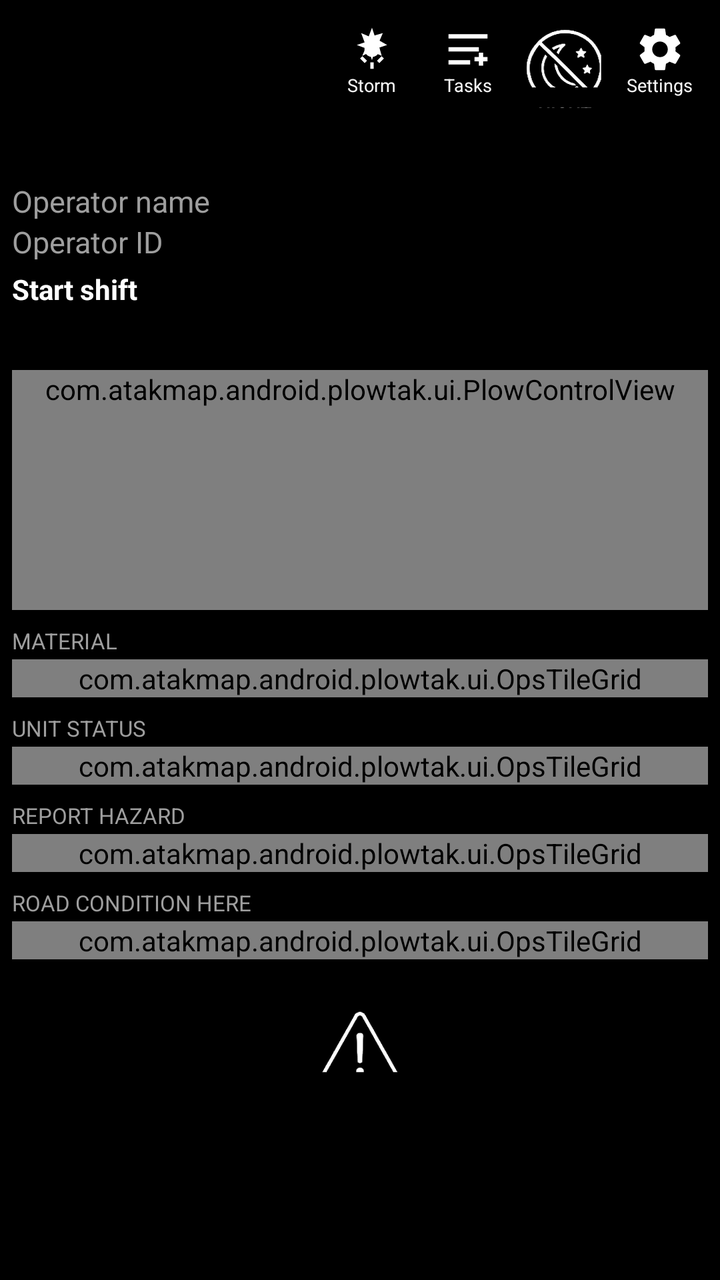
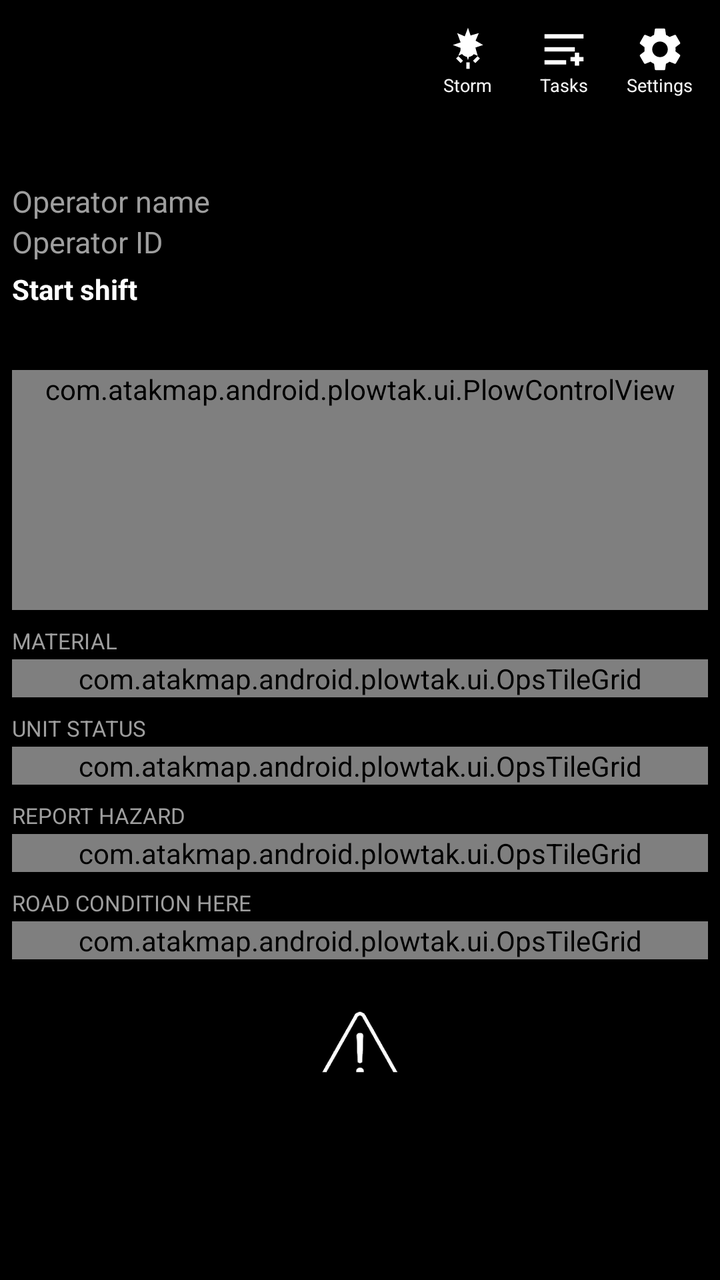

Before-and-after screenshots of an Android layout around one commit, followed by the original layout XML and the change that was made.
<!-- AndroidManifest.xml: application theme ATAKPluginTheme -->
<!-- res/layout/panel_driver.xml -->
<?xml version="1.0" encoding="utf-8"?>
<ScrollView xmlns:android="http://schemas.android.com/apk/res/android"
    android:layout_width="match_parent"
    android:layout_height="match_parent"
    android:background="@color/plowtak_bg"
    android:fillViewport="true">

    <LinearLayout
        android:layout_width="match_parent"
        android:layout_height="wrap_content"
        android:orientation="vertical"
        android:padding="6dp">

        
        <LinearLayout
            android:layout_width="match_parent"
            android:layout_height="wrap_content"
            android:gravity="center_vertical"
            android:orientation="horizontal">

            <TextView
                android:id="@+id/driver_header"
                android:layout_width="0dp"
                android:layout_height="wrap_content"
                android:layout_weight="1"
                android:ellipsize="end"
                android:maxLines="1"
                android:textColor="@color/plowtak_text"
                android:textSize="15sp"
                android:textStyle="bold" />

            <LinearLayout
                android:id="@+id/driver_storm_btn"
                android:layout_width="48dp"
                android:layout_height="48dp"
                android:background="?android:attr/selectableItemBackground"
                android:gravity="center"
                android:orientation="vertical">

                <ImageView
                    android:layout_width="26dp"
                    android:layout_height="26dp"
                    android:contentDescription="@string/driver_storm_label"
                    android:src="@drawable/ic_plowtak_storm" />

                <TextView
                    android:layout_width="wrap_content"
                    android:layout_height="wrap_content"
                    android:includeFontPadding="false"
                    android:text="@string/driver_storm_label"
                    android:textColor="@color/plowtak_text"
                    android:textSize="9sp" />
            </LinearLayout>

            <LinearLayout
                android:id="@+id/driver_tasks_btn"
                android:layout_width="48dp"
                android:layout_height="48dp"
                android:background="?android:attr/selectableItemBackground"
                android:gravity="center"
                android:orientation="vertical">

                <ImageView
                    android:layout_width="26dp"
                    android:layout_height="26dp"
                    android:contentDescription="@string/driver_tasks_label"
                    android:src="@drawable/ic_plowtak_tasks" />

                <TextView
                    android:layout_width="wrap_content"
                    android:layout_height="wrap_content"
                    android:includeFontPadding="false"
                    android:text="@string/driver_tasks_label"
                    android:textColor="@color/plowtak_text"
                    android:textSize="9sp" />
            </LinearLayout>

            <ToggleButton
                android:id="@+id/driver_night_toggle"
                android:layout_width="48dp"
                android:layout_height="48dp"
                android:background="@android:color/transparent"
                android:drawableTop="@drawable/ic_ops_night_off"
                android:drawablePadding="0dp"
                android:gravity="center"
                android:paddingTop="2dp"
                android:textColor="@color/plowtak_text"
                android:textOff="@string/driver_night_short"
                android:textOn="@string/driver_night_short"
                android:textSize="9sp" />

            <LinearLayout
                android:id="@+id/driver_settings_btn"
                android:layout_width="48dp"
                android:layout_height="48dp"
                android:background="?android:attr/selectableItemBackground"
                android:gravity="center"
                android:orientation="vertical">

                <ImageView
                    android:layout_width="26dp"
                    android:layout_height="26dp"
                    android:contentDescription="@string/driver_settings_label"
                    android:src="@drawable/ic_plowtak_settings" />

                <TextView
                    android:layout_width="wrap_content"
                    android:layout_height="wrap_content"
                    android:includeFontPadding="false"
                    android:text="@string/driver_settings_label"
                    android:textColor="@color/plowtak_text"
                    android:textSize="9sp" />
            </LinearLayout>
        </LinearLayout>

        <TextView
            android:id="@+id/driver_status_line"
            android:layout_width="match_parent"
            android:layout_height="wrap_content"
            android:textColor="@color/plowtak_accent"
            android:textSize="13sp"
            android:textStyle="bold" />

        <TextView
            android:id="@+id/driver_paint_line"
            android:layout_width="match_parent"
            android:layout_height="wrap_content"
            android:textColor="@color/plowtak_grey"
            android:textSize="11sp" />

        <LinearLayout
            android:id="@+id/driver_shift_form"
            android:layout_width="match_parent"
            android:layout_height="wrap_content"
            android:layout_marginTop="4dp"
            android:orientation="vertical">

            <EditText
                android:id="@+id/driver_operator_name"
                android:layout_width="match_parent"
                android:layout_height="wrap_content"
                android:hint="@string/driver_operator_name_hint"
                android:inputType="textPersonName"
                android:textColor="@color/plowtak_text"
                android:textColorHint="@color/plowtak_grey"
                android:textSize="15sp" />

            <EditText
                android:id="@+id/driver_operator_id"
                android:layout_width="match_parent"
                android:layout_height="wrap_content"
                android:hint="@string/driver_operator_id_hint"
                android:inputType="text"
                android:textColor="@color/plowtak_text"
                android:textColorHint="@color/plowtak_grey"
                android:textSize="15sp" />
        </LinearLayout>

        <Button
            android:id="@+id/driver_shift_button"
            android:layout_width="match_parent"
            android:layout_height="44dp"
            android:layout_marginTop="4dp"
            android:backgroundTint="@color/plowtak_accent"
            android:text="@string/driver_shift_start"
            android:textSize="14sp"
            android:textStyle="bold" />

        <com.atakmap.android.plowtak.ui.PlowControlView
            android:id="@+id/driver_plow_control"
            android:layout_width="match_parent"
            android:layout_height="wrap_content"
            android:layout_marginTop="6dp"
            android:minHeight="120dp" />

        <LinearLayout
            android:id="@+id/driver_task_bar"
            android:layout_width="match_parent"
            android:layout_height="wrap_content"
            android:layout_marginTop="6dp"
            android:background="@color/plowtak_tile"
            android:orientation="vertical"
            android:padding="6dp"
            android:visibility="gone">

            <TextView
                android:id="@+id/driver_task_text"
                android:layout_width="match_parent"
                android:layout_height="wrap_content"
                android:textColor="@color/plowtak_text"
                android:textSize="14sp"
                android:textStyle="bold" />

            <LinearLayout
                android:layout_width="match_parent"
                android:layout_height="wrap_content"
                android:layout_marginTop="4dp"
                android:orientation="horizontal">

                <Button
                    android:id="@+id/driver_task_ack"
                    android:layout_width="0dp"
                    android:layout_height="44dp"
                    android:layout_marginEnd="3dp"
                    android:layout_weight="1"
                    android:backgroundTint="@color/plowtak_accent"
                    android:text="@string/driver_task_ack"
                    android:textSize="14sp"
                    android:textStyle="bold" />

                <Button
                    android:id="@+id/driver_task_decline"
                    android:layout_width="0dp"
                    android:layout_height="44dp"
                    android:layout_marginStart="3dp"
                    android:layout_weight="1"
                    android:backgroundTint="@color/plowtak_distress"
                    android:text="@string/driver_task_decline"
                    android:textColor="@color/plowtak_text"
                    android:textSize="14sp"
                    android:textStyle="bold" />
            </LinearLayout>
        </LinearLayout>

        <TextView
            android:id="@+id/driver_material_title"
            android:layout_width="match_parent"
            android:layout_height="wrap_content"
            android:layout_marginTop="8dp"
            android:text="@string/driver_material_title"
            android:textAllCaps="true"
            android:textColor="@color/plowtak_grey"
            android:textSize="11sp" />

        <com.atakmap.android.plowtak.ui.OpsTileGrid
            android:id="@+id/driver_material_grid"
            android:layout_width="match_parent"
            android:layout_height="wrap_content"
            android:layout_marginTop="2dp" />

        <TextView
            android:id="@+id/driver_status_title"
            android:layout_width="match_parent"
            android:layout_height="wrap_content"
            android:layout_marginTop="8dp"
            android:text="@string/driver_status_title"
            android:textAllCaps="true"
            android:textColor="@color/plowtak_grey"
            android:textSize="11sp" />

        <com.atakmap.android.plowtak.ui.OpsTileGrid
            android:id="@+id/driver_status_grid"
            android:layout_width="match_parent"
            android:layout_height="wrap_content"
            android:layout_marginTop="2dp" />

        <TextView
            android:layout_width="match_parent"
            android:layout_height="wrap_content"
            android:layout_marginTop="8dp"
            android:text="@string/driver_hazards_title"
            android:textAllCaps="true"
            android:textColor="@color/plowtak_grey"
            android:textSize="11sp" />

        <com.atakmap.android.plowtak.ui.OpsTileGrid
            android:id="@+id/driver_hazard_grid"
            android:layout_width="match_parent"
            android:layout_height="wrap_content"
            android:layout_marginTop="2dp" />

        <TextView
            android:layout_width="match_parent"
            android:layout_height="wrap_content"
            android:layout_marginTop="8dp"
            android:text="@string/driver_conditions_title"
            android:textAllCaps="true"
            android:textColor="@color/plowtak_grey"
            android:textSize="11sp" />

        <com.atakmap.android.plowtak.ui.OpsTileGrid
            android:id="@+id/driver_condition_grid"
            android:layout_width="match_parent"
            android:layout_height="wrap_content"
            android:layout_marginTop="2dp" />

        <Button
            android:id="@+id/driver_distress"
            android:layout_width="match_parent"
            android:layout_height="68dp"
            android:layout_marginTop="10dp"
            android:backgroundTint="@color/plowtak_distress"
            android:drawableTop="@drawable/ic_ops_mayday"
            android:drawablePadding="4dp"
            android:gravity="center"
            android:insetTop="0dp"
            android:insetBottom="0dp"
            android:minHeight="0dp"
            android:paddingTop="10dp"
            android:paddingBottom="10dp"
            android:text="@string/driver_distress"
            android:textColor="@color/plowtak_text"
            android:textSize="13sp"
            android:textStyle="bold" />
    </LinearLayout>
</ScrollView>
<!-- resources referenced by this layout -->
<resources>
  <color name="plowtak_accent">#FF5FA8D3</color>
  <color name="plowtak_bg">#FF000000</color>
  <color name="plowtak_distress">#FFB71C1C</color>
  <color name="plowtak_grey">#FF9E9E9E</color>
  <color name="plowtak_text">#FFF5F5F5</color>
  <color name="plowtak_tile">#FF000000</color>
  <!-- drawable ic_plowtak_settings (drawable) -->
  <?xml version="1.0" encoding="utf-8"?>
  <vector xmlns:android="http://schemas.android.com/apk/res/android"
      android:width="48dp"
      android:height="48dp"
      android:viewportWidth="24"
      android:viewportHeight="24">
      <path
          android:fillColor="#FFFFFF"
          android:pathData="M19.14,12.94c0.04,-0.31 0.06,-0.63 0.06,-0.94c0,-0.31 -0.02,-0.63 -0.06,-0.94l2.03,-1.58c0.18,-0.14 0.23,-0.41 0.12,-0.61l-1.92,-3.32c-0.12,-0.22 -0.37,-0.29 -0.59,-0.22l-2.39,0.96c-0.5,-0.38 -1.03,-0.7 -1.62,-0.94L14.4,2.81c-0.04,-0.24 -0.24,-0.41 -0.48,-0.41h-3.84c-0.24,0 -0.43,0.17 -0.47,0.41L9.25,5.35C8.66,5.59 8.12,5.92 7.63,6.29L5.24,5.33c-0.22,-0.08 -0.47,0 -0.59,0.22L2.74,8.87C2.62,9.08 2.66,9.34 2.86,9.48l2.03,1.58C4.84,11.37 4.82,11.69 4.82,12s0.02,0.63 0.06,0.94l-2.03,1.58c-0.18,0.14 -0.23,0.41 -0.12,0.61l1.92,3.32c0.12,0.22 0.37,0.29 0.59,0.22l2.39,-0.96c0.5,0.38 1.03,0.7 1.62,0.94l0.36,2.54c0.05,0.24 0.24,0.41 0.48,0.41h3.84c0.24,0 0.44,-0.17 0.47,-0.41l0.36,-2.54c0.59,-0.24 1.13,-0.56 1.62,-0.94l2.39,0.96c0.22,0.08 0.47,0 0.59,-0.22l1.92,-3.32c0.12,-0.22 0.07,-0.47 -0.12,-0.61L19.14,12.94zM12,15.6c-1.98,0 -3.6,-1.62 -3.6,-3.6s1.62,-3.6 3.6,-3.6s3.6,1.62 3.6,3.6S13.98,15.6 12,15.6z" />
  </vector>
  <!-- drawable ic_plowtak_storm (drawable) -->
  <?xml version="1.0" encoding="utf-8"?>
  <vector xmlns:android="http://schemas.android.com/apk/res/android"
      android:width="48dp"
      android:height="48dp"
      android:viewportWidth="24"
      android:viewportHeight="24">
      <path
          android:fillColor="#FFFFFF"
          android:pathData="M12,2l1.2,3.6L17,4.5l-1.5,3.5L19,10l-3.6,1.2L16.5,15l-3.5,-1.5L12,17l-1.2,-3.6L7.5,15l1.5,-3.5L5,10l3.6,-1.2L7,4.5l3.5,1.5L12,2z" />
      <path
          android:fillColor="#FFFFFF"
          android:pathData="M12,8.5c-1.93,0 -3.5,1.57 -3.5,3.5s1.57,3.5 3.5,3.5s3.5,-1.57 3.5,-3.5S13.93,8.5 12,8.5zM12,13.5c-0.83,0 -1.5,-0.67 -1.5,-1.5s0.67,-1.5 1.5,-1.5s1.5,0.67 1.5,1.5S12.83,13.5 12,13.5z" />
      <path
          android:fillColor="#FFFFFF"
          android:pathData="M11.25,18h1.5v3h-1.5zM6.5,16.2l1.06,-1.06l2.12,2.12l-1.06,1.06zM14.32,17.26l2.12,-2.12l1.06,1.06l-2.12,2.12z" />
  </vector>
  <!-- drawable ic_plowtak_tasks (drawable) -->
  <?xml version="1.0" encoding="utf-8"?>
  <vector xmlns:android="http://schemas.android.com/apk/res/android"
      android:width="48dp"
      android:height="48dp"
      android:viewportWidth="24"
      android:viewportHeight="24">
      <path
          android:fillColor="#FFFFFF"
          android:pathData="M3,5h18v2H3V5zM3,11h14v2H3V11zM3,17h10v2H3V17z" />
      <path
          android:fillColor="#FFFFFF"
          android:pathData="M19,15.5v-2h-2v2h-2v2h2v2h2v-2h2v-2H19z" />
  </vector>
  <string name="driver_conditions_title">Road condition here</string>
  <string name="driver_distress">MAYDAY / NEED ASSIST</string>
  <string name="driver_hazards_title">Report hazard</string>
  <string name="driver_material_title">Material</string>
  <string name="driver_night_short">Night</string>
  <string name="driver_operator_id_hint">Operator ID</string>
  <string name="driver_operator_name_hint">Operator name</string>
  <string name="driver_settings_label">Settings</string>
  <string name="driver_shift_start">Start shift</string>
  <string name="driver_status_title">Unit status</string>
  <string name="driver_storm_label">Storm</string>
  <string name="driver_task_ack">ACK</string>
  <string name="driver_task_decline">DECLINE</string>
  <string name="driver_tasks_label">Tasks</string>
  <style name="ATAKPluginTheme" parent="@android:style/Theme.Material">
          <item name="android:colorPrimary">#1B2A41</item>
          <item name="android:colorAccent">#5FA8D3</item>
      </style>
</resources>

<!-- the commit's change to res/layout/panel_driver.xml (unified diff, before → after) -->
@@ -74,20 +74,6 @@
                     android:textColor="@color/plowtak_text"
                     android:textSize="9sp" />
             </LinearLayout>
-
-            <ToggleButton
-                android:id="@+id/driver_night_toggle"
-                android:layout_width="48dp"
-                android:layout_height="48dp"
-                android:background="@android:color/transparent"
-                android:drawableTop="@drawable/ic_ops_night_off"
-                android:drawablePadding="0dp"
-                android:gravity="center"
-                android:paddingTop="2dp"
-                android:textColor="@color/plowtak_text"
-                android:textOff="@string/driver_night_short"
-                android:textOn="@string/driver_night_short"
-                android:textSize="9sp" />
 
             <LinearLayout
                 android:id="@+id/driver_settings_btn"
<!-- resource entries referenced after the edit -->
@@ -52,7 +52,6 @@
   <string name="driver_distress">MAYDAY / NEED ASSIST</string>
   <string name="driver_hazards_title">Report hazard</string>
   <string name="driver_material_title">Material</string>
-  <string name="driver_night_short">Night</string>
   <string name="driver_operator_id_hint">Operator ID</string>
   <string name="driver_operator_name_hint">Operator name</string>
   <string name="driver_settings_label">Settings</string>
